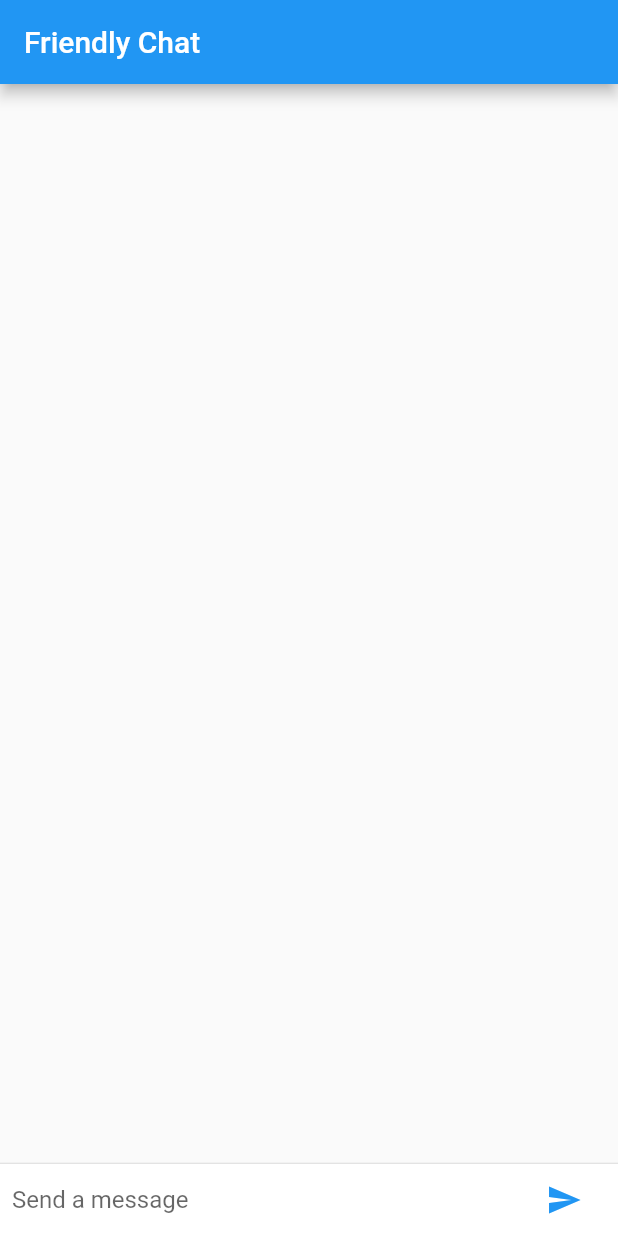
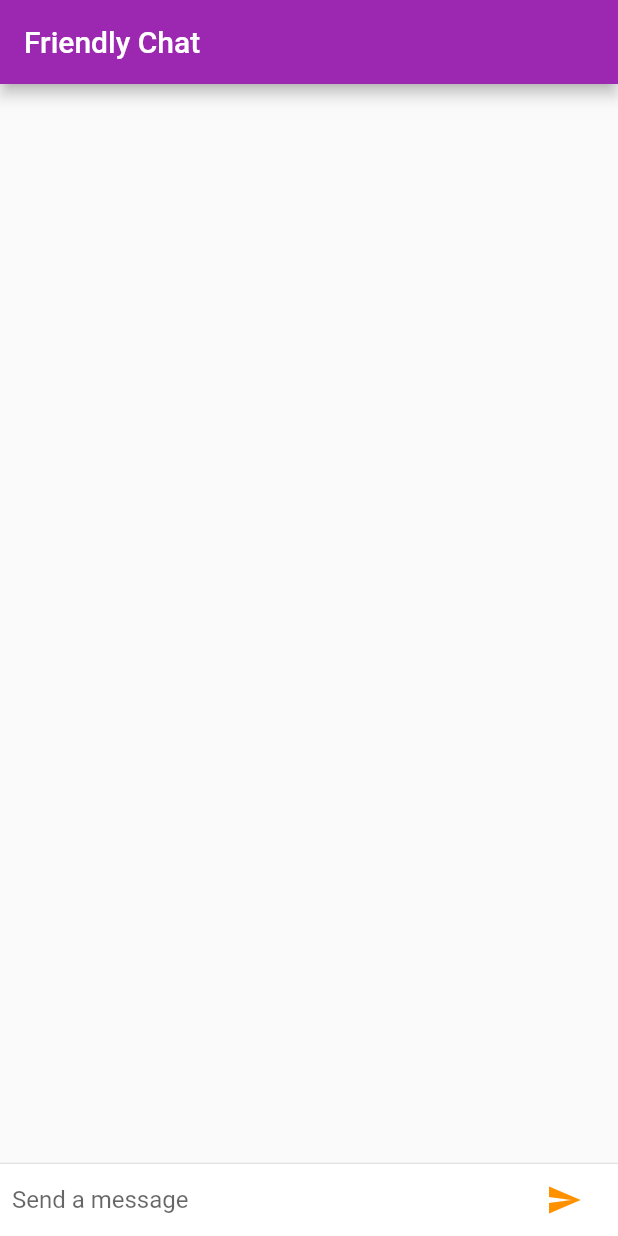
Before and after one commit to eliseuvideira/friendlychat, a Flutter app: the screen it shows after launch, on a phone screen of 412 x 824 dp. Run offline on Flutter 3.47's test engine with Material 2 defaults, Android fonts, the phone set to English and light mode, and no system bars.

Commit message:
Adding plataform specific adjustments

```diff
--- a/lib/main.dart
+++ b/lib/main.dart
@@ -1,4 +1,6 @@
 import 'package:flutter/material.dart';
+import 'package:flutter/foundation.dart';
+import 'package:flutter/cupertino.dart';
 
 void main() {
   runApp(new FriendlyChatApp());
@@ -9,6 +11,9 @@ class FriendlyChatApp extends StatelessWidget {
   Widget build(BuildContext context) {
     return new MaterialApp(
       title: 'Friendly Chat',
+      theme: defaultTargetPlatform == TargetPlatform.iOS
+          ? kIOSTheme
+          : kDefaultTheme,
       home: new ChatScreen(),
     );
   }
@@ -22,9 +27,13 @@ class ChatScreen extends StatefulWidget {
 class ChatScreenState extends State<ChatScreen> with TickerProviderStateMixin {
   final List<ChatMessage> _messages = <ChatMessage>[];
   final _textController = new TextEditingController();
+  var _isComposing = false;
 
   void _handleSubmitted(String text) {
     _textController.clear();
+    setState(() {
+      _isComposing = false;
+    });
     var message = new ChatMessage(
       text: text,
       animationController: new AnimationController(
@@ -50,6 +59,11 @@ class ChatScreenState extends State<ChatScreen> with TickerProviderStateMixin {
             new Flexible(
               child: new TextField(
                 controller: _textController,
+                onChanged: (String text) {
+                  setState(() {
+                    _isComposing = text.length > 0;
+                  });
+                },
                 onSubmitted: _handleSubmitted,
                 decoration: new InputDecoration.collapsed(
                   hintText: "Send a message",
@@ -58,9 +72,18 @@ class ChatScreenState extends State<ChatScreen> with TickerProviderStateMixin {
             ),
             new Container(
               margin: new EdgeInsets.symmetric(horizontal: 4.0),
-              child: new IconButton(
+              child: Theme.of(context).platform == TargetPlatform.iOS
+                  ? new CupertinoButton(
+                      child: new Text("Send"),
+                      onPressed: _isComposing
+                          ? () => _handleSubmitted(_textController.text)
+                          : null,
+                    )
+                  : new IconButton(
                       icon: new Icon(Icons.send),
-                onPressed: () => _handleSubmitted(_textController.text),
+                      onPressed: () => _isComposing
+                          ? _handleSubmitted(_textController.text)
+                          : null,
                     ),
             )
           ],
@@ -74,8 +97,10 @@ class ChatScreenState extends State<ChatScreen> with TickerProviderStateMixin {
     return new Scaffold(
       appBar: new AppBar(
         title: new Text('Friendly Chat'),
+        elevation: Theme.of(context).platform == TargetPlatform.iOS ? 0.0 : 4.0,
       ),
-      body: new Column(
+      body: Container(
+        child: new Column(
           children: <Widget>[
             new Flexible(
               child: new ListView.builder(
@@ -95,6 +120,14 @@ class ChatScreenState extends State<ChatScreen> with TickerProviderStateMixin {
               child: _buildTextComposer(),
             ),
           ],
+        ),
+        decoration: Theme.of(context).platform == TargetPlatform.iOS
+            ? new BoxDecoration(
+                border: new Border(
+                  top: new BorderSide(color: Colors.grey[200]),
+                ),
+              )
+            : null,
       ),
     );
   }
@@ -131,7 +164,8 @@ class ChatMessage extends StatelessWidget {
               margin: const EdgeInsets.only(right: 16.0),
               child: new CircleAvatar(child: new Text(_name[0])),
             ),
-            new Column(
+            new Expanded(
+              child: new Column(
                 crossAxisAlignment: CrossAxisAlignment.start,
                 children: <Widget>[
                   new Text(
@@ -144,9 +178,21 @@ class ChatMessage extends StatelessWidget {
                   ),
                 ],
               ),
+            ),
           ],
         ),
       ),
     );
   }
 }
+
+final ThemeData kIOSTheme = new ThemeData(
+  primarySwatch: Colors.orange,
+  primaryColor: Colors.grey[100],
+  primaryColorBrightness: Brightness.light,
+);
+
+final ThemeData kDefaultTheme = new ThemeData(
+  primarySwatch: Colors.purple,
+  accentColor: Colors.orangeAccent[400],
+);
```
Lines whose indentation alone changed are shown as unchanged.
